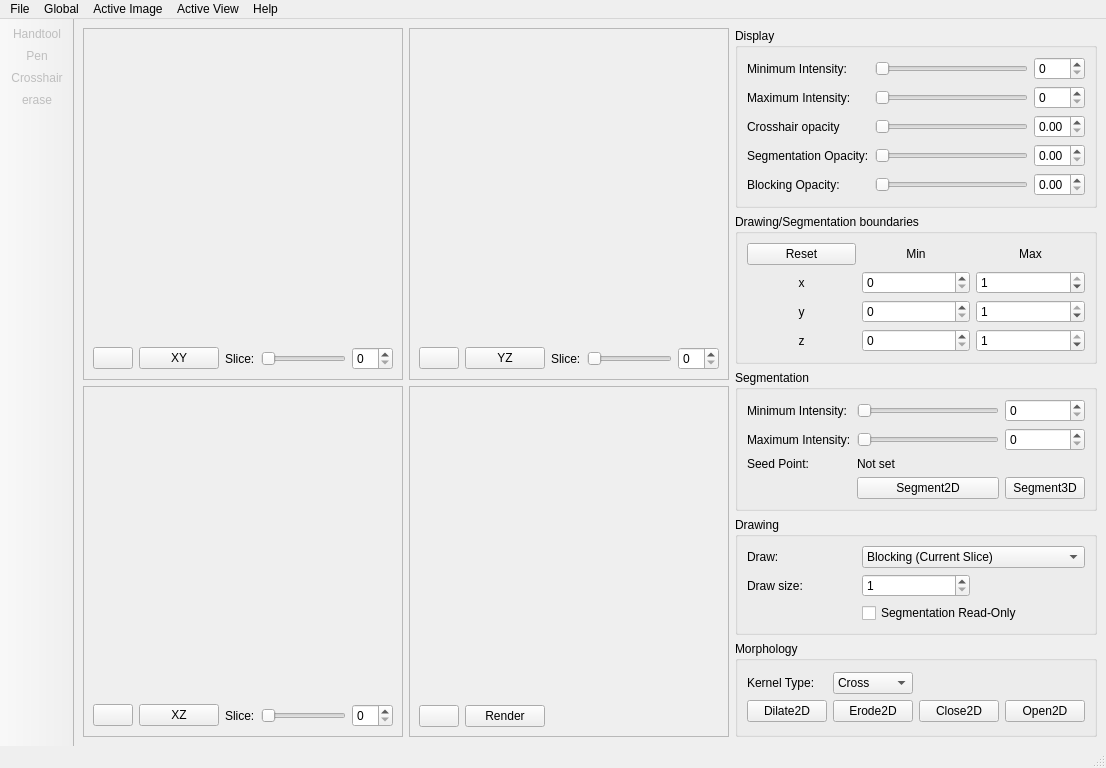
This is src/mainwindow.ui in delcypher/simi-qt as Qt 5 draws it before an edit. The edited form follows.
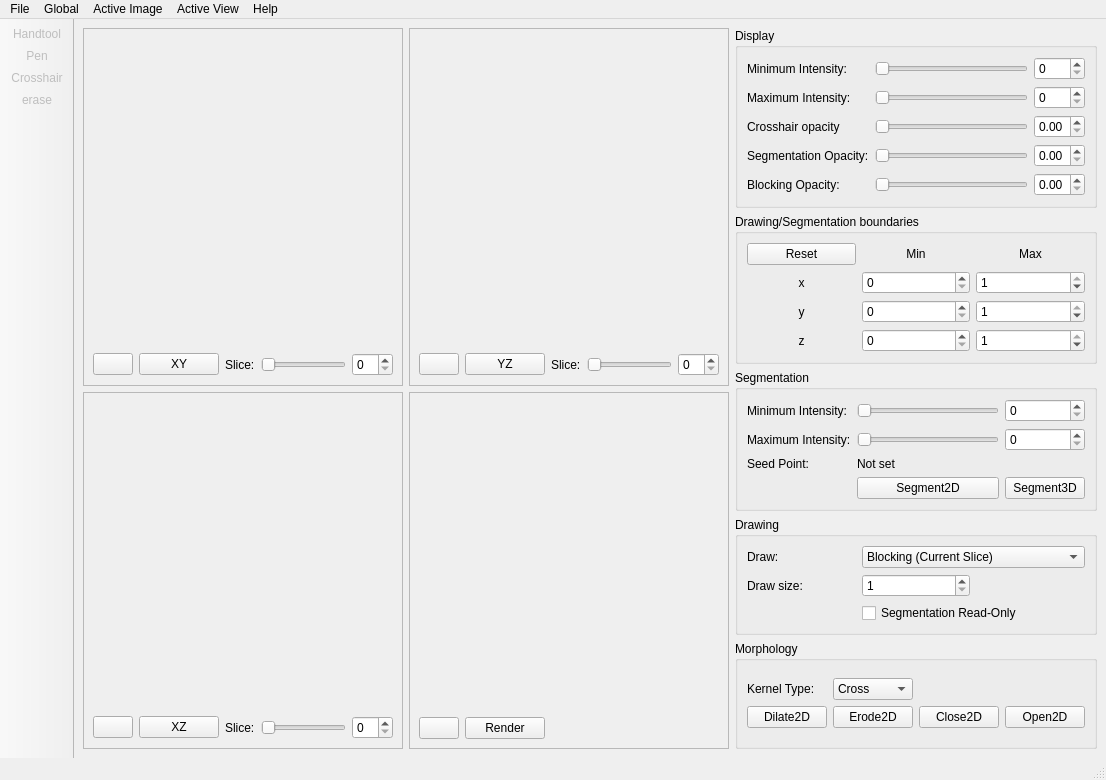
This is the edited form. Icons and pictures are not drawn. Custom widgets are drawn as their Qt base class.

Commit message: * Fixed invalid <zorder> declaration in ui file

The edit to the form file:
```diff
--- a/src/mainwindow.ui
+++ b/src/mainwindow.ui
@@ -6,8 +6,8 @@
    <rect>
     <x>0</x>
     <y>0</y>
-    <width>1024</width>
-    <height>768</height>
+    <width>1100</width>
+    <height>780</height>
    </rect>
   </property>
   <property name="windowTitle">
```
Left out of the diff: 174 changed lines with no effect on the pictures.
